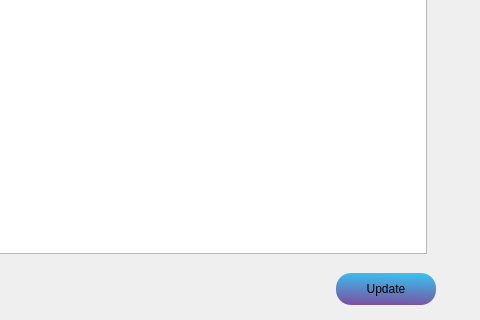
gagabon501/cs106-2, file MyCovidRecord/managedocuments.ui: the form before one commit; both pictures show x 274 to 754 and y 197 to 517 of the 754 by 517 pixel window.
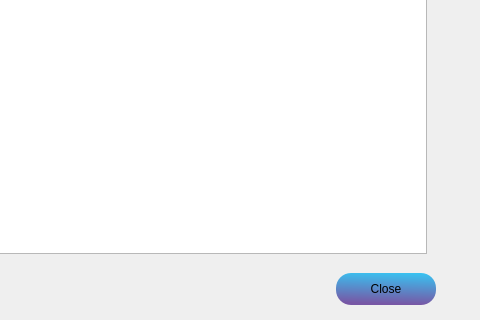
The form after the commit.

Diff of the .ui file:
```diff
--- a/MyCovidRecord/managedocuments.ui
+++ b/MyCovidRecord/managedocuments.ui
@@ -37,7 +37,7 @@
 background-color: qlineargradient(spread:pad, x1:0.9, y1:1, x2:1, y2:0, stop:0 rgb(119, 87, 165), stop:1 rgb(55, 197, 243));</string>
     </property>
     <property name="text">
-     <string>Update</string>
+     <string>Close</string>
     </property>
    </widget>
    <widget class="QLabel" name="label">
```
